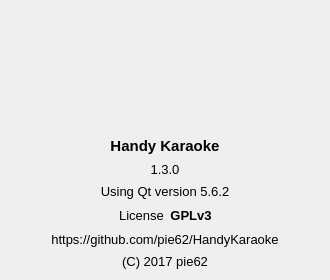
The window that Dialogs/AboutDialog.ui (pie62/HandyKaraoke) describes before a commit, drawn with Qt 5.
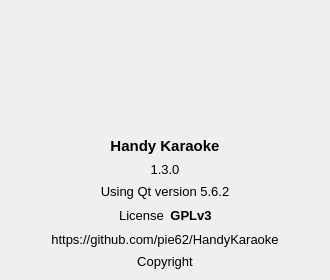
The same window after the commit. Icons and pictures are not drawn.

The edit to the form file:
```diff
--- a/Dialogs/AboutDialog.ui
+++ b/Dialogs/AboutDialog.ui
@@ -163,7 +163,7 @@
    <item>
     <widget class="QLabel" name="label_8">
      <property name="text">
-      <string>(C) 2017 pie62</string>
+      <string>Copyright</string>
      </property>
      <property name="alignment">
       <set>Qt::AlignCenter</set>
```
Left out of the diff: 2 changed lines with no effect on the pictures.
